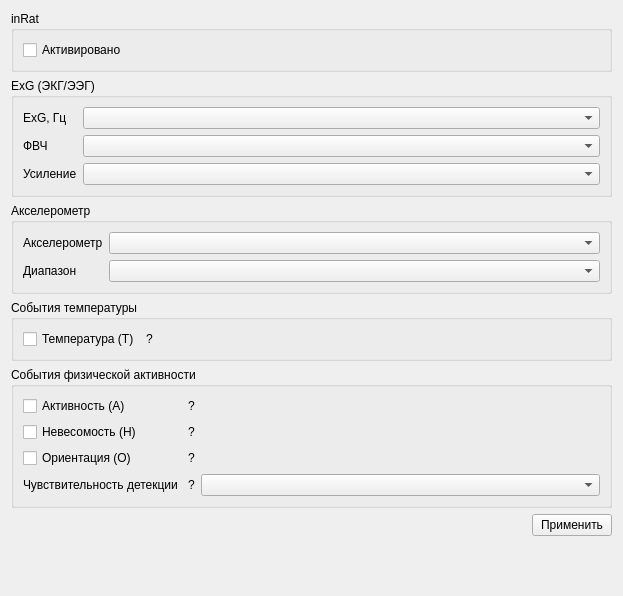
mcsltd/mcs-inRat-monitor, file device/res/frm_config_device.ui: the form before one commit.
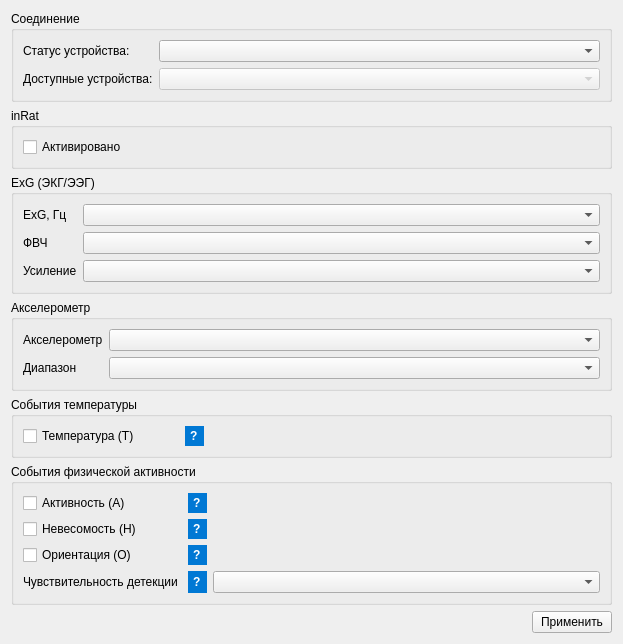
The form after the commit.

Diff of the .ui file:
```diff
--- a/device/res/frm_config_device.ui
+++ b/device/res/frm_config_device.ui
@@ -15,9 +15,42 @@
   </property>
   <layout class="QGridLayout" name="gridLayout">
    <item row="0" column="0">
-    <layout class="QVBoxLayout" name="verticalLayout">
-     <item>
-      <widget class="QGroupBox" name="groupBoxInRat">
+   <layout class="QVBoxLayout" name="verticalLayout">
+    <item>
+     <widget class="QGroupBox" name="groupBoxConn">
+      <property name="title">
+       <string>Соединение</string>
+      </property>
+      <layout class="QFormLayout" name="formLayoutConn">
+       <item row="0" column="0">
+        <widget class="QLabel" name="labelDeviceSwitch">
+         <property name="text">
+          <string>Статус устройства:</string>
+         </property>
+        </widget>
+       </item>
+       <item row="0" column="1">
+        <widget class="QComboBox" name="comboBoxDeviceSwitch"/>
+       </item>
+       <item row="1" column="0">
+        <widget class="QLabel" name="labelDevices">
+         <property name="text">
+          <string>Доступные устройства:</string>
+         </property>
+        </widget>
+       </item>
+       <item row="1" column="1">
+        <widget class="QComboBox" name="comboBoxDevices">
+         <property name="enabled">
+          <bool>false</bool>
+         </property>
+        </widget>
+       </item>
+      </layout>
+     </widget>
+    </item>
+    <item>
+     <widget class="QGroupBox" name="groupBoxInRat">
        <property name="title">
         <string>inRat</string>
        </property>
@@ -122,6 +155,14 @@
          <layout class="QGridLayout" name="gridLayoutTemp">
           <item row="0" column="1">
            <widget class="QLabel" name="labelInfoTemp">
+            <property name="toolTip">
+             <string>Событие &quot;Температура&quot;
+Единицы измерения: градусы Цельсия (°C)
+Формат записи: T {значение}</string>
+            </property>
+            <property name="styleSheet">
+             <string notr="true">QLabel { background-color: #0078D4; color: white; border-radius: 10px; font-weight: bold; padding: 2px;  }QLabel:hover { background-color: #106EBE; } </string>
+            </property>
             <property name="text">
              <string>?</string>
             </property>
@@ -129,6 +170,24 @@
           </item>
           <item row="0" column="0">
            <widget class="QCheckBox" name="checkBoxTemp">
+            <property name="sizePolicy">
+             <sizepolicy hsizetype="Fixed" vsizetype="Fixed">
+              <horstretch>0</horstretch>
+              <verstretch>0</verstretch>
+             </sizepolicy>
+            </property>
+            <property name="minimumSize">
+             <size>
+              <width>156</width>
+              <height>0</height>
+             </size>
+            </property>
+            <property name="maximumSize">
+             <size>
+              <width>156</width>
+              <height>16777215</height>
+             </size>
+            </property>
             <property name="text">
              <string>Температура (Т)</string>
             </property>
@@ -189,6 +248,19 @@
           </item>
           <item row="2" column="1">
            <widget class="QLabel" name="labelInfoOrientation">
+            <property name="sizePolicy">
+             <sizepolicy hsizetype="Preferred" vsizetype="Preferred">
+              <horstretch>0</horstretch>
+              <verstretch>0</verstretch>
+             </sizepolicy>
+            </property>
+            <property name="toolTip">
+             <string>&lt;html&gt;&lt;head/&gt;&lt;body&gt;&lt;p&gt;Событие &amp;quot;Смена ориентации&amp;quot;&lt;/p&gt;&lt;p&gt;Формат записи: O {code}&lt;/p&gt;&lt;p&gt;Коды ориентации:&lt;/p&gt;&lt;p&gt;&lt;span style=&quot; font-family:'Courier New';&quot;&gt;- x+&lt;/span&gt; — датчик на левом боку&lt;/p&gt;&lt;p&gt;&lt;span style=&quot; font-family:'Courier New';&quot;&gt;- x-&lt;/span&gt; — датчик на правом боку&lt;/p&gt;&lt;p&gt;&lt;span style=&quot; font-family:'Courier New';&quot;&gt;- y+&lt;/span&gt; — датчик вертикально&lt;/p&gt;&lt;p&gt;&lt;span style=&quot; font-family:'Courier New';&quot;&gt;- y-&lt;/span&gt; — датчик перевёрнут&lt;/p&gt;&lt;p&gt;&lt;span style=&quot; font-family:'Courier New';&quot;&gt;- z+&lt;/span&gt; — датчик лицом вверх&lt;/p&gt;&lt;p&gt;&lt;span style=&quot; font-family:'Courier New';&quot;&gt;- z-&lt;/span&gt; — датчик лицом вниз&lt;/p&gt;&lt;/body&gt;&lt;/html&gt;</string>
+            </property>
+            <property name="styleSheet">
+             <string notr="true">QLabel { background-color: #0078D4; color: white; border-radius: 10px; font-weight: bold; padding: 2px; }
+                                    QLabel:hover { background-color: #106EBE; } </string>
+            </property>
             <property name="text">
              <string>?</string>
             </property>
@@ -203,6 +275,13 @@
           </item>
           <item row="0" column="1">
            <widget class="QLabel" name="labelInfoActivity">
+            <property name="toolTip">
+             <string>&lt;html&gt;&lt;head/&gt;&lt;body&gt;&lt;p&gt;Событие &amp;quot;Активность&amp;quot;&lt;/p&gt;&lt;p&gt;Условие срабатывания: превышение порога ускорения по одной из осей.&lt;br/&gt;Формат записи: A {x} {y} {z}&lt;/p&gt;&lt;p&gt; - ускорение в милли-g (mg) по осям X, Y, Z.&lt;/p&gt;&lt;/body&gt;&lt;/html&gt;</string>
+            </property>
+            <property name="styleSheet">
+             <string notr="true">QLabel { background-color: #0078D4; color: white; border-radius: 10px; font-weight: bold; padding: 2px; }
+                                    QLabel:hover { background-color: #106EBE; } </string>
+            </property>
             <property name="text">
              <string>?</string>
             </property>
@@ -217,6 +296,13 @@
           </item>
           <item row="1" column="1">
            <widget class="QLabel" name="labelInfoFreefall">
+            <property name="toolTip">
+             <string>&lt;html&gt;&lt;head/&gt;&lt;body&gt;&lt;p&gt;Событие &amp;quot;Прыжок&amp;quot;&lt;/p&gt;&lt;p&gt;Условие срабатывания: ускорение по осям X, Y, Z близко к 0.&lt;/p&gt;&lt;p&gt;Формат записи: &amp;quot;F&amp;quot;&lt;/p&gt;&lt;/body&gt;&lt;/html&gt;</string>
+            </property>
+            <property name="styleSheet">
+             <string notr="true">QLabel { background-color: #0078D4; color: white; border-radius: 10px; font-weight: bold; padding: 2px; }
+                                    QLabel:hover { background-color: #106EBE; } </string>
+            </property>
             <property name="text">
              <string>?</string>
             </property>
@@ -224,6 +310,10 @@
           </item>
           <item row="3" column="1">
            <widget class="QLabel" name="labelInfoSens">
+            <property name="styleSheet">
+             <string notr="true">QLabel { background-color: #0078D4; color: white; border-radius: 10px; font-weight: bold; padding: 2px; }
+                                    QLabel:hover { background-color: #106EBE; } </string>
+            </property>
             <property name="text">
              <string>?</string>
             </property>
```
